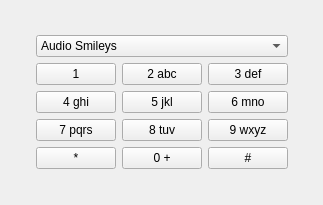
This is wengophone/src/presentation/qt/DialpadWidget.ui in tkrotoff/WengoPhone as Qt 5 draws it before an edit. The edited form follows.
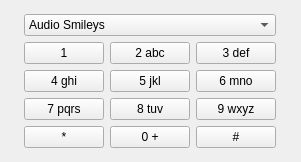
This is the edited form. Icons and pictures are not drawn.

The edit to the form file:
```diff
--- a/wengophone/src/presentation/qt/DialpadWidget.ui
+++ b/wengophone/src/presentation/qt/DialpadWidget.ui
@@ -8,8 +8,8 @@
    <rect>
     <x>0</x>
     <y>0</y>
-    <width>323</width>
-    <height>205</height>
+    <width>301</width>
+    <height>162</height>
    </rect>
   </property>
   <layout class="QGridLayout" >
```
